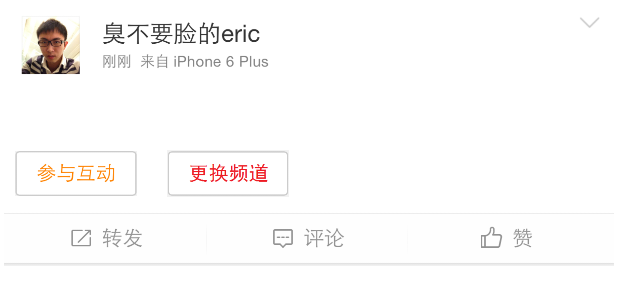
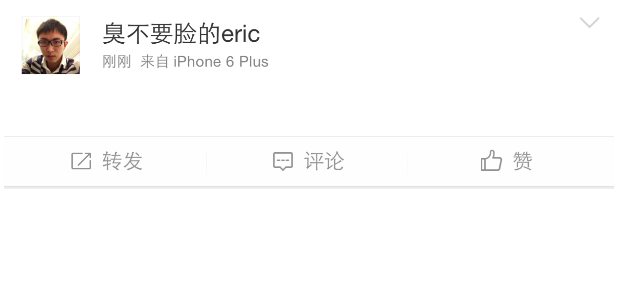
Before and after one commit to djnxy/weibo_tv, an Android app: the layout feed_item.xml on its own in the app's theme, with its tools: preview values and no code run, on a phone screen of 412 x 824 dp. Shown: the top 305 px of the screen. Run offline under Robolectric (Android 15) with nearby library versions, the phone set to English and light mode, and no system bars.

Commit message:
post image

```diff
--- a/app/src/main/java/com/example/xinyu10/newir/MainActivity.java
+++ b/app/src/main/java/com/example/xinyu10/newir/MainActivity.java
@@ -94,6 +94,7 @@ public class MainActivity extends FragmentActivity implements OnClickListener {
 
     public void finishTucao(View view){
         int tucao_img = TucaoImages.getSelected_img();
+        feed.pushFeedWithImage("爸爸去哪",tucaoImage.getViewImage());
         tucaoImage.destroyViews();
         List<Map<String,Object>> list = new ArrayList<>(tucaoImage.getTagsInfo().size());
         for (Map<String,Object> map:tucaoImage.getTagsInfo()){
--- a/app/src/main/res/layout/feed_item.xml
+++ b/app/src/main/res/layout/feed_item.xml
@@ -16,12 +16,15 @@
         android:layout_below="@+id/item_feed_header"
         android:layout_margin="5dp"></TextView>
 
+    <ImageView
+        android:layout_width="fill_parent"
+        android:layout_height="wrap_content"
+        android:id="@+id/item_feed_image"
+        android:layout_below="@+id/item_feed" />
+
     <ImageView android:id="@+id/item_feed_footer"
         android:layout_width="fill_parent" android:layout_height="wrap_content"
         android:src="@drawable/feed_footer" android:adjustViewBounds="true"
-        android:layout_alignParentBottom="false"
-        android:layout_alignParentEnd="false"
-        android:layout_alignParentTop="false"
         android:layout_below="@+id/item_button" />
 
     <ImageView android:id="@+id/item_other"
@@ -30,10 +33,11 @@
         android:layout_alignParentRight="false"
         android:layout_alignParentLeft="false"
         android:layout_margin="10dp"
-        android:layout_below="@+id/item_feed"
+        android:layout_below="@+id/item_feed_image"
         android:layout_alignParentEnd="false"
         android:layout_alignParentStart="false"
-        android:onClick="jumpToTucao" />
+        android:onClick="jumpToTucao"
+        android:visibility="gone" />
 
     <ImageView android:id="@+id/item_button"
         android:layout_width="81dp" android:layout_height="31dp"
@@ -41,6 +45,7 @@
         android:layout_alignParentRight="false"
         android:layout_toRightOf="@+id/item_other"
         android:layout_margin="10dp"
-        android:layout_below="@+id/item_feed" />
+        android:layout_below="@+id/item_feed_image"
+        android:visibility="gone" />
 
 </RelativeLayout>
```
Also changed, not shown: app/src/main/java/com/example/xinyu10/newir/Feed.java (+135 -20 lines), app/src/main/java/com/example/xinyu10/newir/TucaoImage.java (+8 -0 lines).
